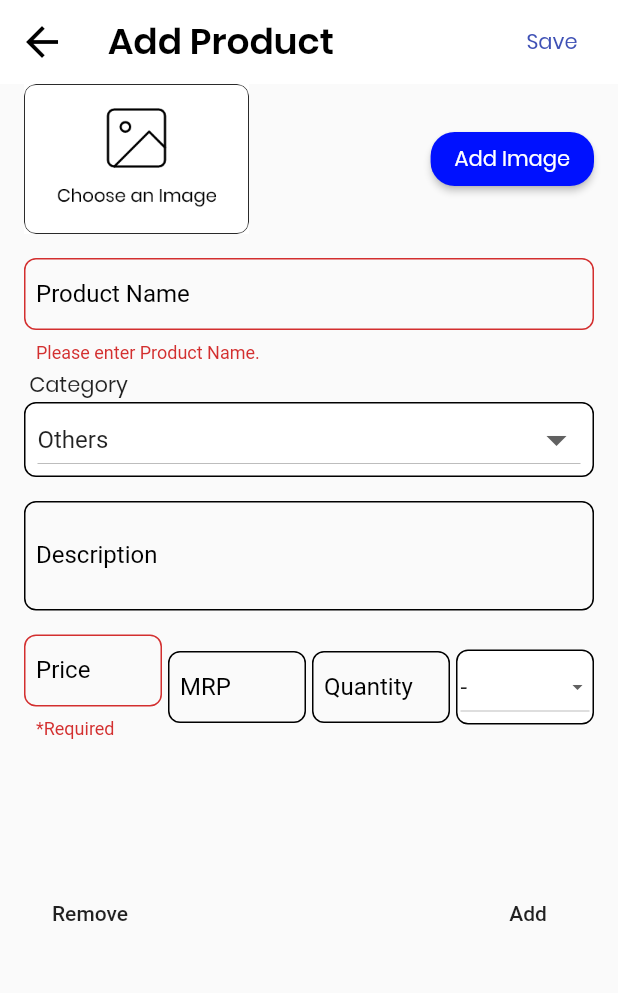
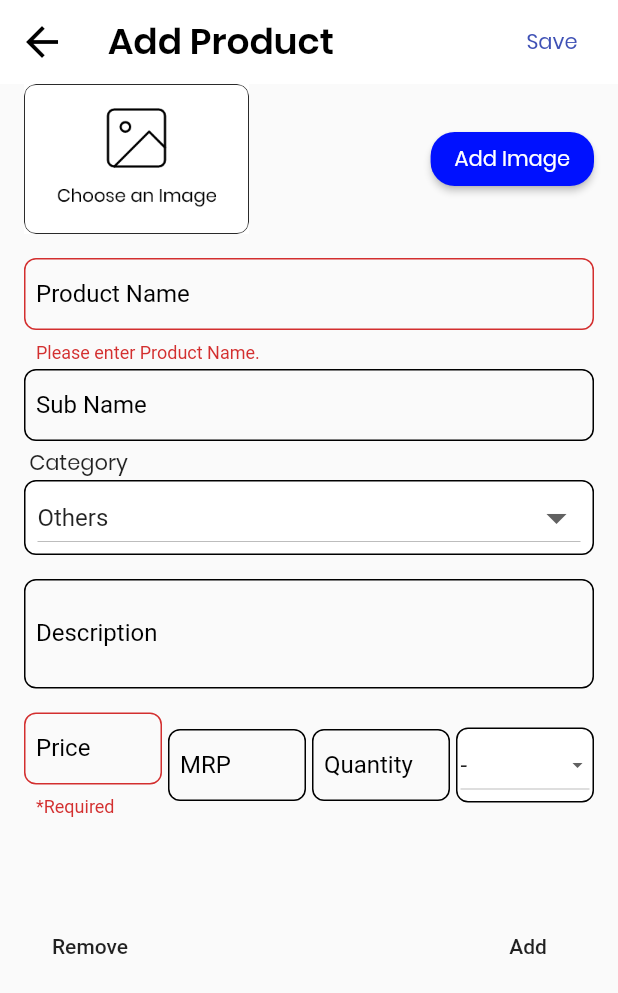
Before and after one commit to sumanthnani10/locall_groceries, a Flutter app: the AddProduct screen opened directly, after a tap on "Save", on a phone screen of 412 x 824 dp. Shown: the top 993 px of the screen. Run offline on Flutter 3.47's test engine with Material 2 defaults, Android fonts, the phone set to English and light mode, and no system bars; our stand-ins replace cloud_firestore, firebase_storage, flip_card, image_picker; accounts and stored records are empty; statements that could not run were skipped.

Commit message:
added subname

```diff
--- a/lib/screens/add_product.dart
+++ b/lib/screens/add_product.dart
@@ -33,9 +33,10 @@ class _AddProductState extends State<AddProduct> {
   List<String> units = new List<String>();
   int count = 1;
 
-  String name, cat = 'Others', desc;
+  String name, cat = 'Others', desc, subname = '';
 
   TextEditingController desc_controller = new TextEditingController();
+  TextEditingController subname_controller = new TextEditingController();
 
   @override
   void initState() {
@@ -220,7 +221,7 @@ class _AddProductState extends State<AddProduct> {
     FocusScope.of(context).unfocus();
 
     product = {
-      'name': name,
+      'name': subname == '' ? name : name + '(' + subname + ')',
       'category': cat,
       'prices': count,
       'description': desc
@@ -413,6 +414,42 @@ class _AddProductState extends State<AddProduct> {
                                 SizedBox(
                                   height: 4,
                                 ),
+                                TextFormField(
+                                  controller: subname_controller,
+                                  maxLines: 1,
+                                  onFieldSubmitted: (term) {
+                                    FocusScope.of(context).unfocus();
+                                    FocusScope.of(context).nextFocus();
+                                  },
+                                  textInputAction: TextInputAction.next,
+                                  keyboardType: TextInputType.text,
+                                  textCapitalization: TextCapitalization.words,
+                                  validator: (pname) {
+                                    subname = pname;
+                                    return null;
+                                  },
+                                  decoration: InputDecoration(
+                                      enabledBorder: OutlineInputBorder(
+                                          borderRadius:
+                                              BorderRadius.circular(8),
+                                          borderSide:
+                                              BorderSide(color: Colors.black)),
+                                      labelStyle:
+                                          TextStyle(color: Colors.black),
+                                      contentPadding:
+                                          const EdgeInsets.symmetric(
+                                              vertical: 4, horizontal: 8),
+                                      labelText: 'Sub Name',
+                                      border: OutlineInputBorder(
+                                          borderRadius:
+                                              BorderRadius.circular(8),
+                                          borderSide:
+                                              BorderSide(color: Colors.black)),
+                                      fillColor: Colors.white),
+                                ),
+                                SizedBox(
+                                  height: 4,
+                                ),
                                 Text(' Category'),
                                 SizedBox(
                                   height: 1,
@@ -501,7 +538,7 @@ class _AddProductState extends State<AddProduct> {
                                   height: 16,
                                 ),
                                 Container(
-                                    height: 210,
+                                    height: 180,
                                     child: Column(
                                       children: <Widget>[
                                         Expanded(
```
Also changed, not shown: lib/containers/product_item.dart (+16 -1 lines).
